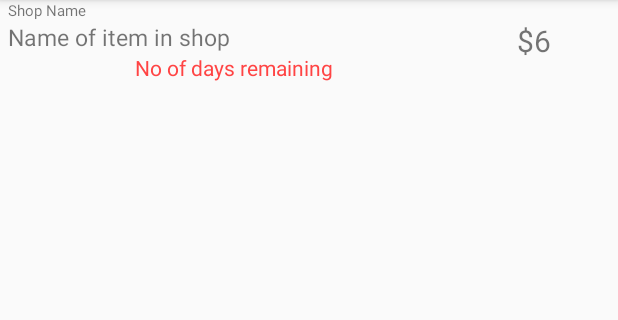
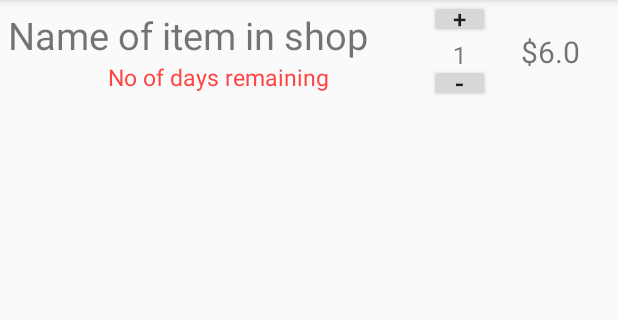
Before and after one commit to chinmay2312/ShopSmart, an Android app: the layout item_cart.xml on its own in the app's theme, with its tools: preview values and no code run, on a phone screen of 412 x 824 dp, the part 84-404 px from its top. Run offline under Robolectric (Android 15) with nearby library versions, the phone set to English and light mode, and no system bars.

Commit message:
- UI changes for cart items

```diff
--- a/app/src/main/java/com/chinmayg/hacks/shopsmart/CartItemAdapter.java
+++ b/app/src/main/java/com/chinmayg/hacks/shopsmart/CartItemAdapter.java
@@ -31,9 +31,9 @@ public class CartItemAdapter extends ArrayAdapter {
         TextView tvitemName = convertView.findViewById(R.id.itemShopName_cart);
         tvitemName.setText(cartItemList.get(pos).getItemShopName());
 
-        TextView tvshopName = convertView.findViewById(R.id.textShop_cart);
+        /*TextView tvshopName = convertView.findViewById(R.id.textShop_cart);
         tvshopName.setText(cartItemList.get(pos).getShopName());
-
+*/
         TextView daysRem = convertView.findViewById(R.id.textOfferDaysRemaining_cart);
         daysRem.setText(cartItemList.get(pos).getOfferDaysRemaining()+" day(s) remaining");
 
--- a/app/src/main/res/layout/item_cart.xml
+++ b/app/src/main/res/layout/item_cart.xml
@@ -1,50 +1,114 @@
 <?xml version="1.0" encoding="utf-8"?>
-<LinearLayout
-    xmlns:android="http://schemas.android.com/apk/res/android"
+<android.support.constraint.ConstraintLayout xmlns:android="http://schemas.android.com/apk/res/android"
+    xmlns:app="http://schemas.android.com/apk/res-auto"
     android:layout_width="match_parent"
     android:layout_height="wrap_content"
+    android:orientation="horizontal"
     android:paddingLeft="5dp"
-    android:paddingRight="5dp"
-    android:orientation="horizontal">
+    android:paddingRight="5dp">
 
     <LinearLayout
-        android:orientation="vertical"
         android:layout_width="0px"
         android:layout_height="match_parent"
-        android:layout_weight="3">
-        <TextView
+
+        android:orientation="vertical"
+        app:layout_constraintBottom_toBottomOf="parent"
+        app:layout_constraintLeft_toLeftOf="parent"
+        app:layout_constraintRight_toLeftOf="@id/guideline2"
+        app:layout_constraintTop_toTopOf="parent">
+        <!--<TextView
             android:id="@+id/textShop_cart"
             android:gravity="top"
-            android:textSize="10sp"
+            android:textSize="15sp"
             android:layout_width="match_parent"
             android:layout_height="wrap_content"
-            android:text="Shop Name"/>
+            android:text="Shop Name"/>-->
 
         <TextView
             android:id="@+id/itemShopName_cart"
             android:layout_width="match_parent"
             android:layout_height="wrap_content"
-            android:layout_gravity="center_vertical"
-            android:textSize="15sp"
-            android:text="Name of item in shop"/>
+            android:layout_gravity="top|center_horizontal"
+            android:text="Name of item in shop"
+            android:textSize="25sp" />
 
         <TextView
             android:id="@+id/textOfferDaysRemaining_cart"
             android:layout_width="match_parent"
             android:layout_height="wrap_content"
             android:layout_gravity="bottom"
-            android:gravity="center_horizontal"
+            android:gravity="bottom|center_horizontal"
+            android:text="No of days remaining"
             android:textColor="@android:color/holo_red_light"
-            android:text="No of days remaining"/>
+            android:textSize="15sp" />
     </LinearLayout>
+
+    <android.support.constraint.Guideline
+        android:id="@+id/guideline2"
+        android:layout_width="wrap_content"
+        android:layout_height="wrap_content"
+        android:orientation="vertical"
+        app:layout_constraintGuide_percent="0.7" />
+
+    <LinearLayout
+        android:id="@+id/ll_itemQuant"
+        android:layout_width="0dp"
+        android:layout_height="match_parent"
+        android:orientation="vertical"
+
+        app:layout_constraintRight_toLeftOf="@id/guideline3"
+        app:layout_constraintLeft_toRightOf="@id/guideline2">
+
+        <Button            android:id="@+id/btn_addQUant"
+            android:layout_width="match_parent"
+            android:layout_height="25dp"
+
+            android:gravity="center"
+            android:padding="0dp"
+            android:text="+"
+            android:textSize="16sp" />
+
+        <TextView            android:id="@+id/itemQuant_cart"
+            android:layout_width="match_parent"
+            android:layout_height="17dp"
+
+            android:gravity="center"
+
+            android:text="1"
+            android:textSize="16sp" />
+
+        <Button            android:id="@+id/btn_subQuant"
+            android:layout_width="match_parent"
+            android:layout_height="25dp"
+
+            android:layout_margin="0dp"
+            android:padding="0dp"
+            android:text="-"
+            android:gravity="center"
+            android:textSize="18sp" />
+
+    </LinearLayout>
+
+    <android.support.constraint.Guideline
+        android:id="@+id/guideline3"
+        android:layout_width="wrap_content"
+        android:layout_height="wrap_content"
+        android:orientation="vertical"
+        app:layout_constraintGuide_percent="0.8" />
 
     <TextView
         android:id="@+id/shopPrice_cart"
         android:layout_width="0px"
         android:layout_height="match_parent"
-        android:layout_weight="1"
+
+        android:text="$6.0"
+        android:textSize="20sp"
         android:gravity="center"
-        android:textSize="20sp"
-        android:text="$6"/>
+        app:layout_constraintBottom_toBottomOf="parent"
+        app:layout_constraintRight_toRightOf="parent"
+        app:layout_constraintLeft_toLeftOf="@id/guideline3"
+        app:layout_constraintTop_toTopOf="parent" />
 
-</LinearLayout>
+
+
+</android.support.constraint.ConstraintLayout>
```
